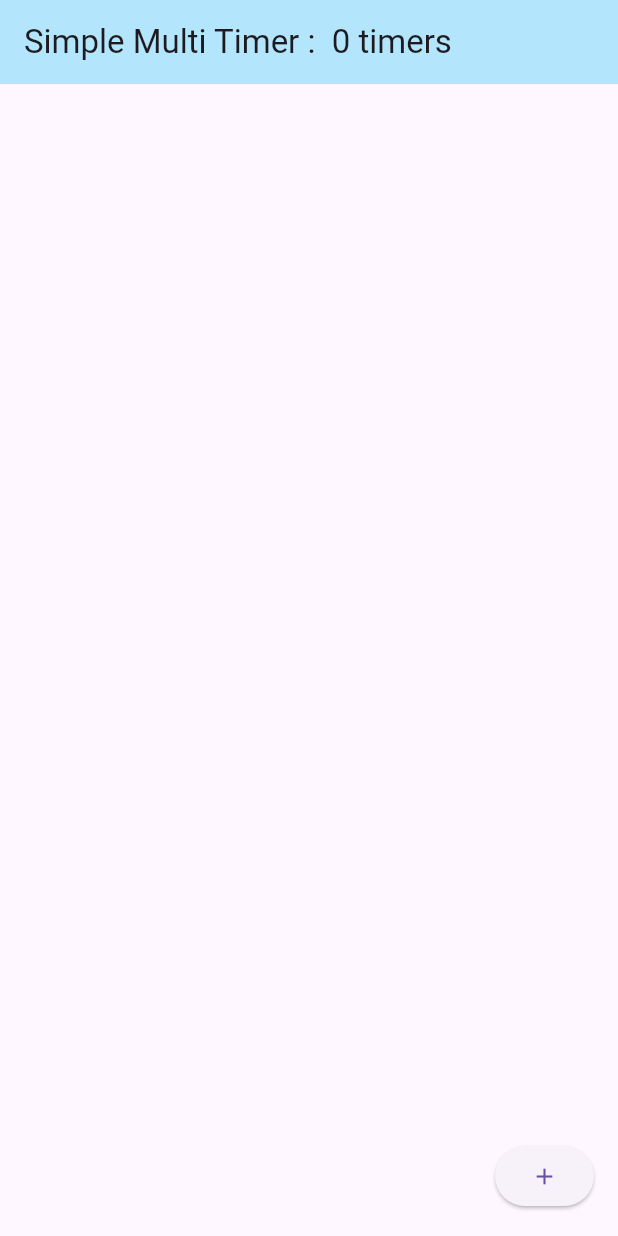
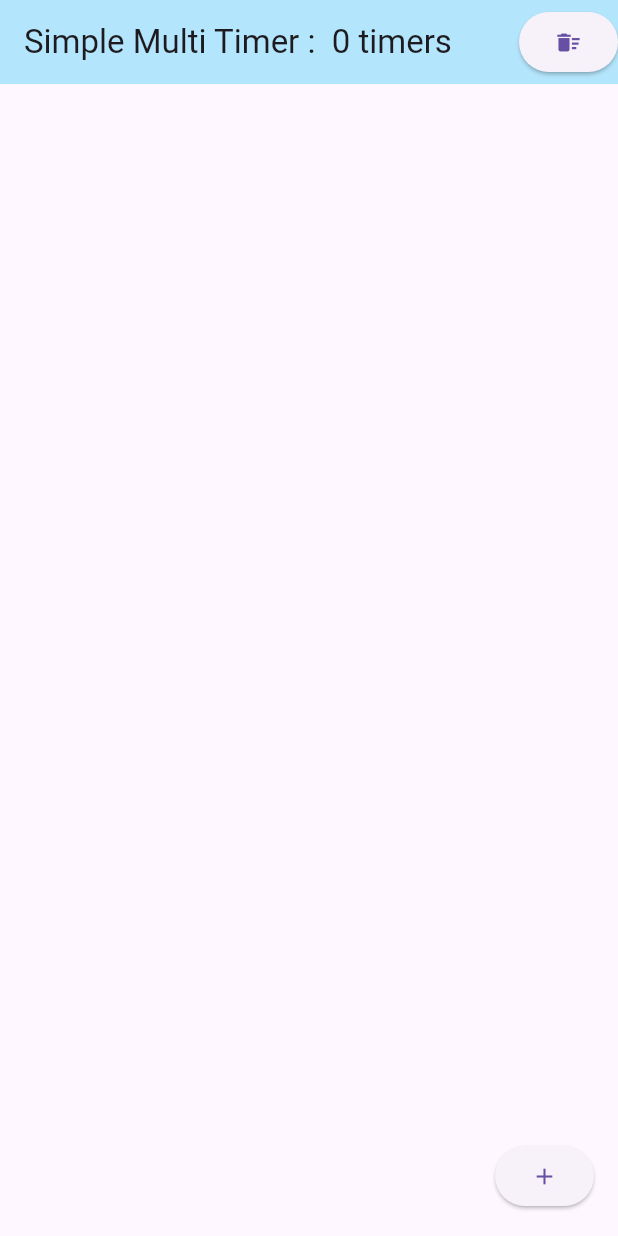
Before and after one commit to MasakiNiwa/SimpleMultiStopwatch, a Flutter app: the screen it shows after launch, on a phone screen of 412 x 824 dp. Run offline on Flutter 3.47's test engine with Material 3 defaults, Android fonts, the phone set to English and light mode, and no system bars.

Commit message:
全削除ボタンと更新ジェスチャー削除を追加

```diff
--- a/lib/main.dart
+++ b/lib/main.dart
@@ -37,8 +37,22 @@ class _MyHomePageState extends State<MyHomePage> {
         title: Text(
             'Simple Multi Timer :  ' + timers.length.toString() + ' timers'),
         backgroundColor: Colors.lightBlue[100],
+        actions: [
+          ElevatedButton(
+            onPressed: () {
+              timers.clear();
+              setState(() {});
+            },
+            child: const Icon(Icons.delete_sweep),
+          )
+        ],
       ),
-      body: ListView.builder(
+      body: RefreshIndicator(
+        onRefresh: () async {
+          timers.clear();
+          setState(() {});
+        },
+        child: ListView.builder(
             itemCount: timers.length,
             itemBuilder: (BuildContext context, int index) {
               return Dismissible(
@@ -54,8 +68,11 @@ class _MyHomePageState extends State<MyHomePage> {
                 child: Card(child: timers[index]),
               );
             }),
-      floatingActionButton:
-          ElevatedButton(onPressed: addTimer, child: const Icon(Icons.add)),
+      ),
+      floatingActionButton: ElevatedButton(
+        onPressed: addTimer,
+        child: const Icon(Icons.add),
+      ),
     );
   }
 }
```
Lines whose indentation alone changed are shown as unchanged.
